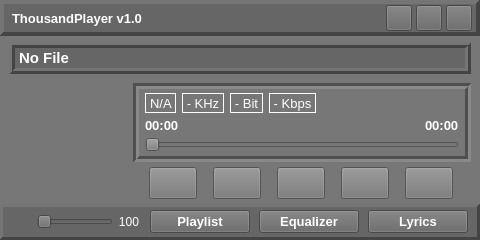
This is source/ui/mainwindow/tp_mainwindow.ui in ZXfkSIE/ThousandPlayer as Qt 5 draws it before an edit. The edited form follows.
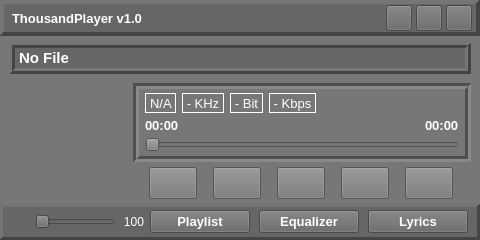
This is the edited form. Custom widgets are drawn as their Qt base class.

Patch:
```diff
--- a/source/ui/mainwindow/tp_mainwindow.ui
+++ b/source/ui/mainwindow/tp_mainwindow.ui
@@ -908,13 +908,13 @@
         </property>
         <property name="minimumSize">
          <size>
-          <width>130</width>
+          <width>135</width>
           <height>0</height>
          </size>
         </property>
         <property name="maximumSize">
          <size>
-          <width>130</width>
+          <width>135</width>
           <height>16777215</height>
          </size>
         </property>
@@ -923,7 +923,7 @@
         </property>
         <layout class="QHBoxLayout" name="horizontalLayout_2">
          <property name="spacing">
-          <number>6</number>
+          <number>4</number>
          </property>
          <property name="leftMargin">
           <number>0</number>
@@ -997,13 +997,13 @@
            </property>
            <property name="minimumSize">
             <size>
-             <width>20</width>
+             <width>25</width>
              <height>0</height>
             </size>
            </property>
            <property name="maximumSize">
             <size>
-             <width>20</width>
+             <width>25</width>
              <height>16777215</height>
             </size>
            </property>
```
Left out of the diff: 12 changed lines with no effect on the pictures.
